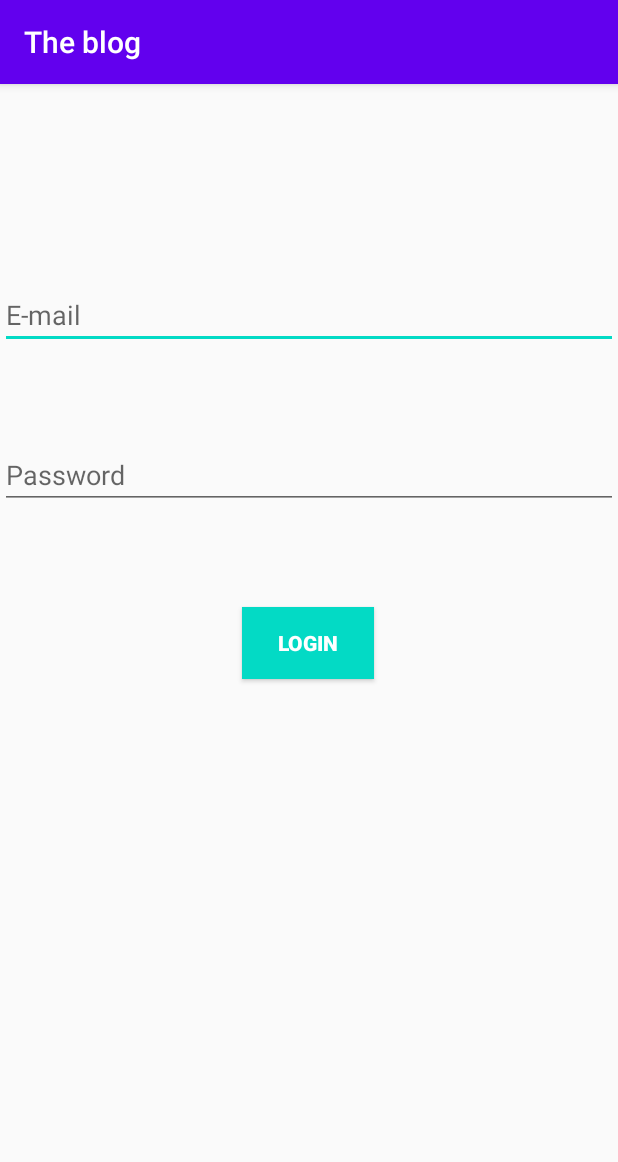
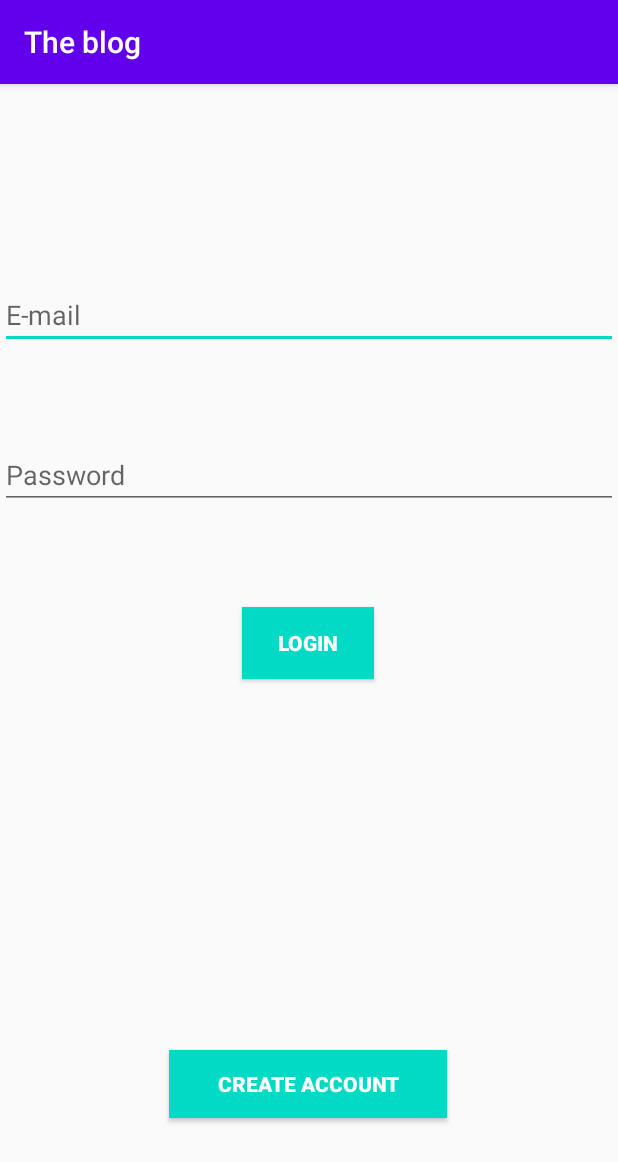
Before and after one commit to Istislav/android-theblog, an Android app: the screen it shows after launch (MainActivity), on a phone screen of 412 x 824 dp. Shown: the top 1162 px of the screen. Run offline under Robolectric (Android 15) with nearby library versions, the phone set to English and light mode, and no system bars; our stand-ins replace Firebase (no records; nobody signed in at launch, a user with empty details on screens opened directly).

Commit message:
login and register button, login method is working

```diff
--- a/app/src/main/java/ru/istislav/theblog/MainActivity.java
+++ b/app/src/main/java/ru/istislav/theblog/MainActivity.java
@@ -1,14 +1,98 @@
 package ru.istislav.theblog;
 
+import androidx.annotation.NonNull;
 import androidx.appcompat.app.AppCompatActivity;
 
 import android.os.Bundle;
+import android.text.TextUtils;
+import android.view.View;
+import android.widget.Button;
+import android.widget.EditText;
+import android.widget.Toast;
+
+import com.google.android.gms.tasks.OnCompleteListener;
+import com.google.android.gms.tasks.Task;
+import com.google.firebase.auth.AuthResult;
+import com.google.firebase.auth.FirebaseAuth;
+import com.google.firebase.auth.FirebaseUser;
 
 public class MainActivity extends AppCompatActivity {
+
+    private FirebaseAuth mAuth;
+    private FirebaseAuth.AuthStateListener mAuthListener;
+    private FirebaseUser mUser;
+    private Button loginButton;
+    private Button createActButton;
+    private EditText emailField;
+    private EditText passwordField;
 
     @Override
     protected void onCreate(Bundle savedInstanceState) {
         super.onCreate(savedInstanceState);
         setContentView(R.layout.activity_main);
+
+        mAuth = FirebaseAuth.getInstance();
+
+        loginButton = (Button) findViewById(R.id.loginBtn);
+        createActButton = (Button) findViewById(R.id.createAccBtn);
+        emailField = (EditText) findViewById(R.id.loginEmailEd);
+        passwordField = (EditText) findViewById(R.id.loginPasswordEd);
+
+        mAuthListener = new FirebaseAuth.AuthStateListener() {
+            @Override
+            public void onAuthStateChanged(@NonNull FirebaseAuth firebaseAuth) {
+                mUser = firebaseAuth.getCurrentUser();
+
+                if (mUser != null) {
+                    Toast.makeText(MainActivity.this, "Signed in", Toast.LENGTH_SHORT).show();
+                } else {
+                    Toast.makeText(MainActivity.this, "NOT Signed in", Toast.LENGTH_SHORT).show();
+                }
+            }
+        };
+
+        loginButton.setOnClickListener(new View.OnClickListener() {
+            @Override
+            public void onClick(View v) {
+                if (!TextUtils.isEmpty(emailField.getText().toString())
+                        && !TextUtils.isEmpty(passwordField.getText().toString())) {
+                    String email = emailField.getText().toString();
+                    String pwd = passwordField.getText().toString();
+
+                    login(email, pwd);
+                } else {
+
+                }
+            }
+        });
+
+    }
+
+    private void login(String email, String pwd) {
+        mAuth.signInWithEmailAndPassword(email, pwd).addOnCompleteListener(this, new OnCompleteListener<AuthResult>() {
+            @Override
+            public void onComplete(@NonNull Task<AuthResult> task) {
+                if (task.isSuccessful()) {
+                    Toast.makeText(MainActivity.this, "Logged in", Toast.LENGTH_SHORT).show();
+                }
+            }
+        });
+    }
+
+    private void register(String email, String pwd) {
+        mAuth.createUserWithEmailAndPassword(email, pwd).addOnCompleteListener(this, new OnCompleteListener<AuthResult>() {
+            @Override
+            public void onComplete(@NonNull Task<AuthResult> task) {
+                if (task.isSuccessful()) {
+                    Toast.makeText(MainActivity.this, "Registered", Toast.LENGTH_SHORT).show();
+                }
+            }
+        });
+    }
+
+    @Override
+    protected void onStart() {
+        super.onStart();
+        mAuth.addAuthStateListener(mAuthListener);
     }
 }
--- a/app/src/main/res/layout/activity_main.xml
+++ b/app/src/main/res/layout/activity_main.xml
@@ -34,7 +34,7 @@
         app:layout_constraintVertical_bias="0.112" />
 
     <Button
-        android:id="@+id/button"
+        android:id="@+id/loginBtn"
         android:layout_width="wrap_content"
         android:layout_height="wrap_content"
         android:background="@color/colorAccent"
@@ -48,4 +48,19 @@
         app:layout_constraintTop_toBottomOf="@+id/loginPasswordEd"
         app:layout_constraintVertical_bias="0.149" />
 
+    <Button
+        android:id="@+id/createAccBtn"
+        android:layout_width="185dp"
+        android:layout_height="45dp"
+        android:background="@color/colorAccent"
+        android:text="@string/create_act"
+        android:textColor="@android:color/white"
+        android:textStyle="bold"
+        app:layout_constraintBottom_toBottomOf="parent"
+        app:layout_constraintEnd_toEndOf="parent"
+        app:layout_constraintHorizontal_bias="0.498"
+        app:layout_constraintStart_toStartOf="parent"
+        app:layout_constraintTop_toBottomOf="@+id/loginBtn"
+        app:layout_constraintVertical_bias="0.758" />
+
 </androidx.constraintlayout.widget.ConstraintLayout>
--- a/app/src/main/res/values/strings.xml
+++ b/app/src/main/res/values/strings.xml
@@ -3,4 +3,5 @@
     <string name="email">E-mail</string>
     <string name="password">Password</string>
     <string name="login_title">Login</string>
+    <string name="create_act">Create Account</string>
 </resources>
```
